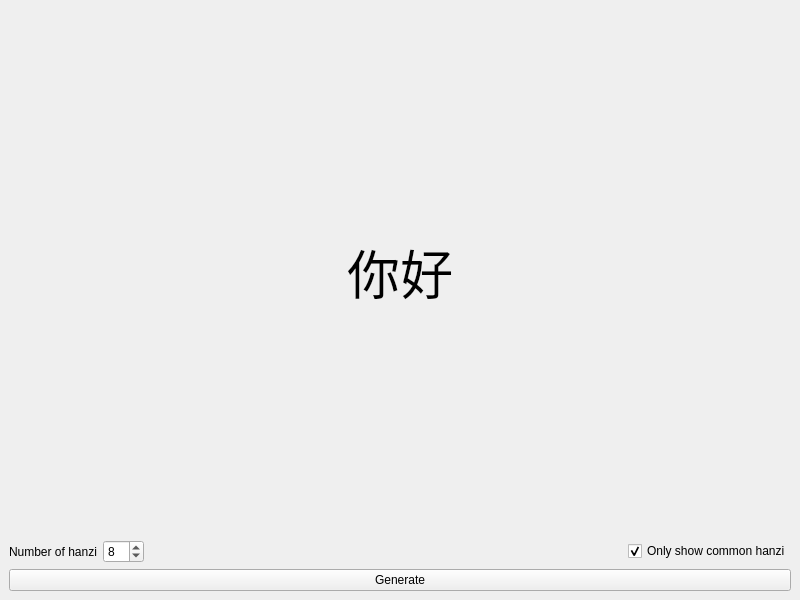
Before: the Qt Designer form mainwindow.ui in feihong/pyside-quickstart, drawn with Qt 5.
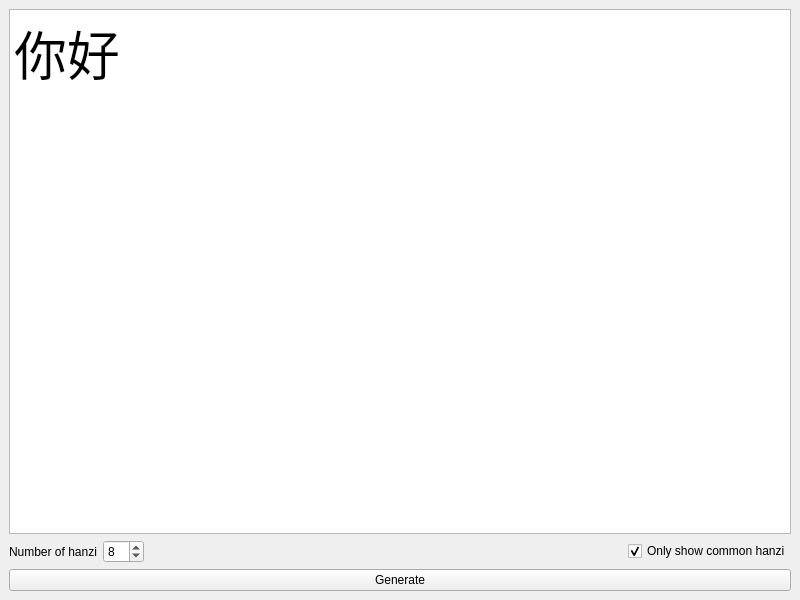
After: the same form once the commit is applied.

Commit message: Use QPlainTextEdit instead of QLabel

```diff
--- a/mainwindow.ui
+++ b/mainwindow.ui
@@ -16,24 +16,18 @@
   <widget class="QWidget" name="centralwidget">
    <layout class="QVBoxLayout" name="verticalLayout">
     <item>
-     <widget class="QLabel" name="output">
-      <property name="minimumSize">
-       <size>
-        <width>0</width>
-        <height>446</height>
-       </size>
-      </property>
+     <widget class="QPlainTextEdit" name="output">
       <property name="font">
        <font>
         <pointsize>40</pointsize>
        </font>
       </property>
-      <property name="text">
+      <property name="readOnly">
+       <bool>true</bool>
+      </property>
+      <property name="plainText">
        <string>你好</string>
       </property>
-      <property name="alignment">
-       <set>Qt::AlignCenter</set>
-      </property>
      </widget>
     </item>
     <item>
```
Left out of the diff: 3 changed lines with no effect on the pictures. The commit also changes 2 other files.
